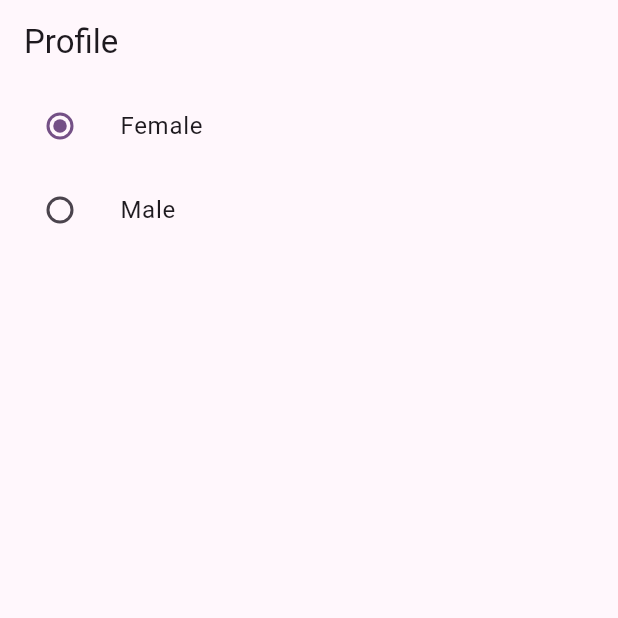
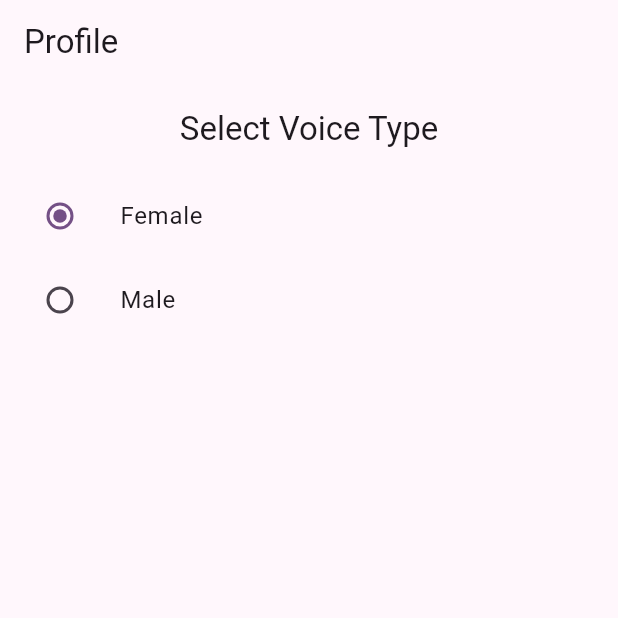
Before and after one commit to chateaumai/HearBat, a Flutter app: the ProfilePage screen opened directly, on a phone screen of 412 x 824 dp, the top half of it. Run offline on Flutter 3.47's test engine with Material 3 defaults, Android fonts, the phone set to English and light mode, and no system bars; our stand-ins replace audioplayers, firebase_core, googleapis_auth, shared_preferences; missing offline and left inert: googleapis; accounts and stored records are empty.

Commit message:
fixing default value for voice pref

```diff
--- a/lib/pages/profile_page.dart
+++ b/lib/pages/profile_page.dart
@@ -7,7 +7,7 @@ class ProfilePage extends StatefulWidget {
 }
 
 class ProfilePageState extends State<ProfilePage> {
-  String _voicePreference = "en-US-Studio-O"; // Default to female voice
+  String? _voicePreference;
 
   @override
   void initState() {
@@ -37,25 +37,37 @@ class ProfilePageState extends State<ProfilePage> {
         title: Text('Profile'),
       ),
       body: Column(
+        mainAxisAlignment: MainAxisAlignment.start,
+        crossAxisAlignment: CrossAxisAlignment.center,
         children: <Widget>[
+          Padding(
+            padding: const EdgeInsets.all(16.0),
+            child: Text("Select Voice Type",
+                textAlign: TextAlign.center,
+                style: Theme.of(context).textTheme.titleLarge),
+          ),
           ListTile(
             title: const Text('Female'),
-            leading: Radio(
+            leading: Radio<String>(
               value: "en-US-Studio-O",
               groupValue: _voicePreference,
-              onChanged: (String? value) {
-                _updateVoicePreference(value!);
-              },
+              onChanged: _voicePreference == null
+                  ? null
+                  : (String? value) {
+                      _updateVoicePreference(value!);
+                    },
             ),
           ),
           ListTile(
             title: const Text('Male'),
-            leading: Radio(
+            leading: Radio<String>(
               value: "en-US-Studio-Q",
               groupValue: _voicePreference,
-              onChanged: (String? value) {
-                _updateVoicePreference(value!);
-              },
+              onChanged: _voicePreference == null
+                  ? null
+                  : (String? value) {
+                      _updateVoicePreference(value!);
+                    },
             ),
           ),
         ],
```
Also changed, not shown: lib/widgets/two_word_widget.dart (+5 -5 lines).
